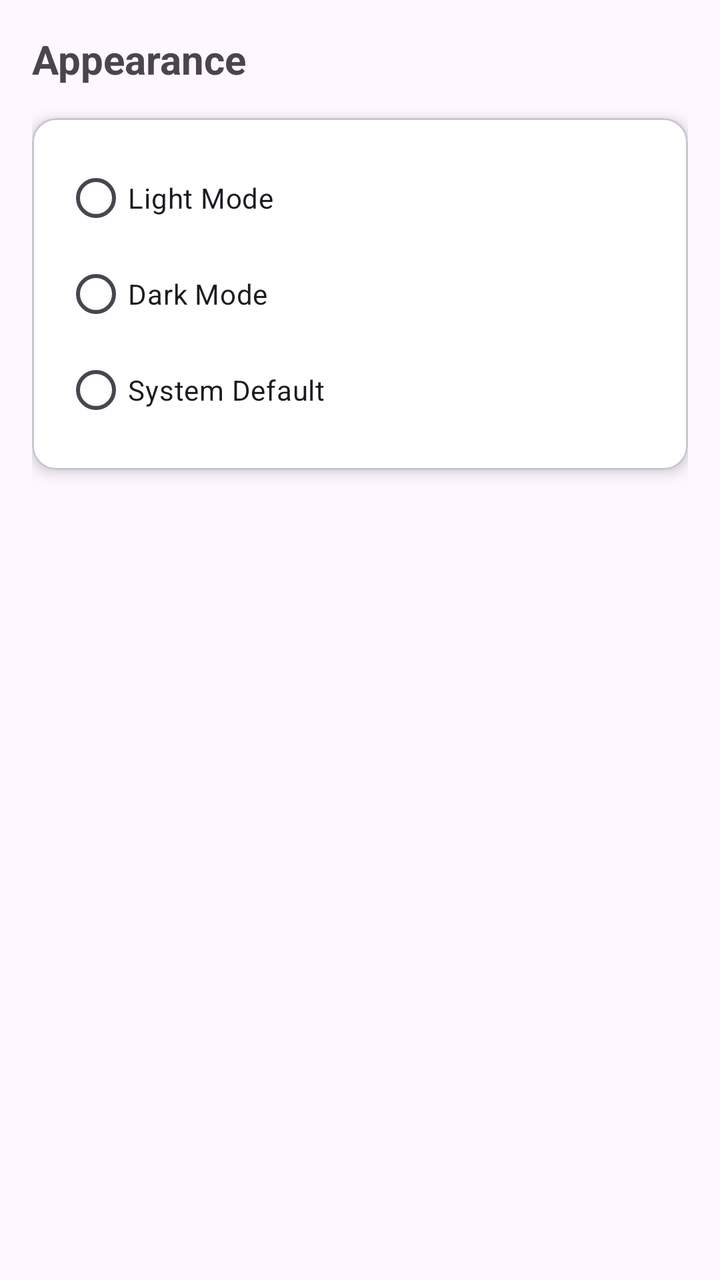
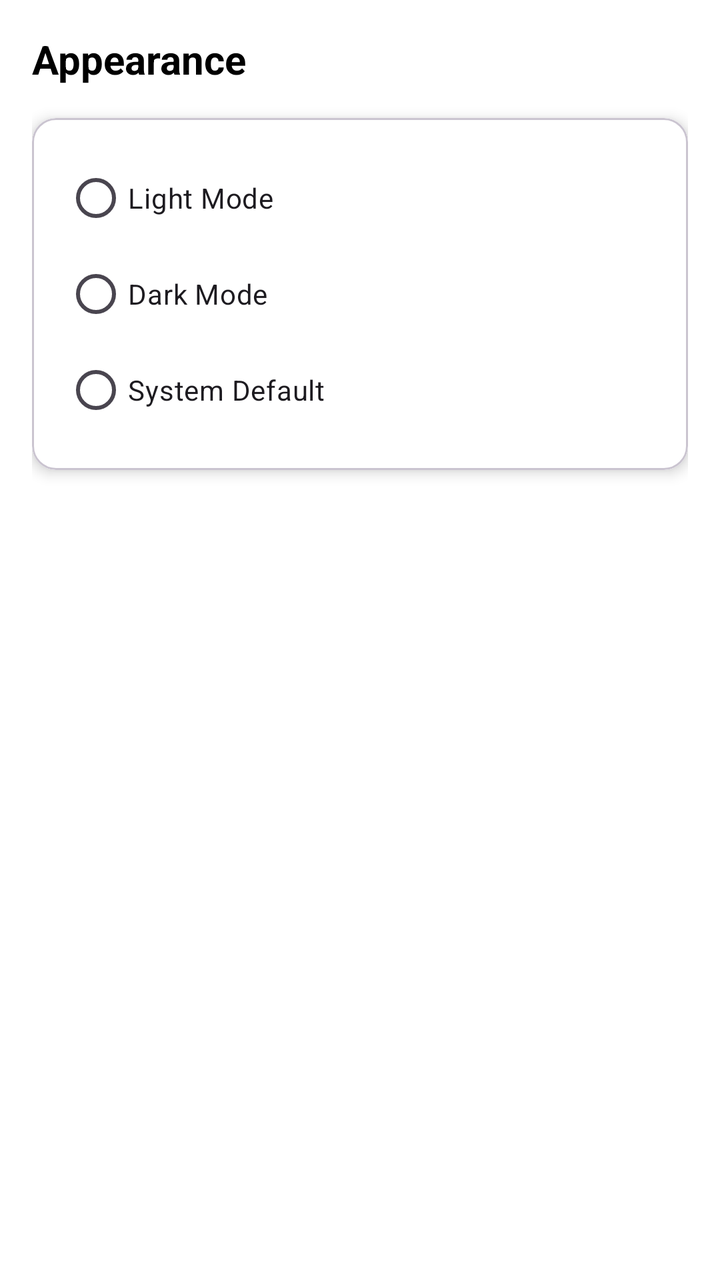

The first picture is an Android layout as it rendered before a commit; the second is the same layout after the commit. The layout source and the unified diff follow.
<!-- AndroidManifest.xml: application theme Theme.ProbbyApp -->
<!-- res/layout/fragment_settings.xml -->
<?xml version="1.0" encoding="utf-8"?>
<LinearLayout xmlns:android="http://schemas.android.com/apk/res/android"
    xmlns:app="http://schemas.android.com/apk/res-auto"
    android:layout_width="match_parent"
    android:layout_height="match_parent"
    android:orientation="vertical"
    android:padding="16dp">

    <TextView
        android:layout_width="wrap_content"
        android:layout_height="wrap_content"
        android:text="Appearance"
        android:textSize="20sp"
        android:textStyle="bold"
        android:layout_marginBottom="16dp"/>

    <com.google.android.material.card.MaterialCardView
        android:layout_width="match_parent"
        android:layout_height="wrap_content"
        app:cardCornerRadius="12dp"
        app:cardElevation="4dp">

        <RadioGroup
            android:id="@+id/rgTheme"
            android:layout_width="match_parent"
            android:layout_height="wrap_content"
            android:padding="16dp"
            android:background="@color/cardview_light_background">

            <RadioButton
                android:id="@+id/rbLight"
                android:layout_width="match_parent"
                android:layout_height="wrap_content"
                android:text="Light Mode" />

            <RadioButton
                android:id="@+id/rbDark"
                android:layout_width="match_parent"
                android:layout_height="wrap_content"
                android:text="Dark Mode" />

            <RadioButton
                android:id="@+id/rbSystem"
                android:layout_width="match_parent"
                android:layout_height="wrap_content"
                android:text="System Default" />
        </RadioGroup>
    </com.google.android.material.card.MaterialCardView>

</LinearLayout>
<!-- resources referenced by this layout -->
<resources>
  <style name="Theme.ProbbyApp" parent="Theme.MaterialComponents.DayNight.DarkActionBar">
          
          <item name="colorPrimary">#245AC5</item>
          <item name="colorPrimaryVariant">#373738</item>
          <item name="colorOnPrimary">@color/white</item>
          
          <item name="colorSecondary">#454242</item>
          <item name="colorSecondaryVariant">@color/teal_700</item>
          <item name="colorOnSecondary">@color/black</item>
          
          <item name="android:statusBarColor">#245AC5</item>
          
      </style>
  <color name="white">#FFFFFFFF</color>
  <color name="teal_700">#FF018786</color>
  <color name="black">#FF000000</color>
</resources>

<!-- the commit's change to res/layout/fragment_settings.xml (unified diff, before → after) -->
@@ -4,7 +4,9 @@
     android:layout_width="match_parent"
     android:layout_height="match_parent"
     android:orientation="vertical"
-    android:padding="16dp">
+    android:padding="16dp"
+    android:background="?attr/android:windowBackground"
+    >
 
     <TextView
         android:layout_width="wrap_content"
@@ -18,14 +20,15 @@
         android:layout_width="match_parent"
         android:layout_height="wrap_content"
         app:cardCornerRadius="12dp"
-        app:cardElevation="4dp">
+        app:cardElevation="4dp"
+        >
 
         <RadioGroup
             android:id="@+id/rgTheme"
             android:layout_width="match_parent"
             android:layout_height="wrap_content"
             android:padding="16dp"
-            android:background="@color/cardview_light_background">
+            android:background="?attr/android:colorBackground">
 
             <RadioButton
                 android:id="@+id/rbLight"
